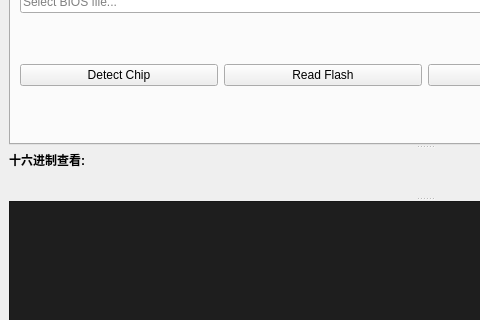
This is src/mainwindow.ui in wming126/flash_helper as Qt 5 draws it before an edit; both pictures show x 0 to 480 and y 244 to 564 of the 850 by 800 pixel window. The edited form follows.
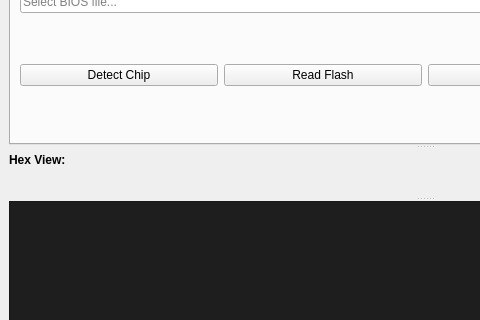
This is the edited form. Custom widgets are drawn as their Qt base class.

The edit to the form file:
```diff
--- a/src/mainwindow.ui
+++ b/src/mainwindow.ui
@@ -339,7 +339,7 @@
              </font>
             </property>
             <property name="text">
-             <string>十六进制查看:</string>
+             <string>Hex View:</string>
             </property>
            </widget>
           </item>
```
